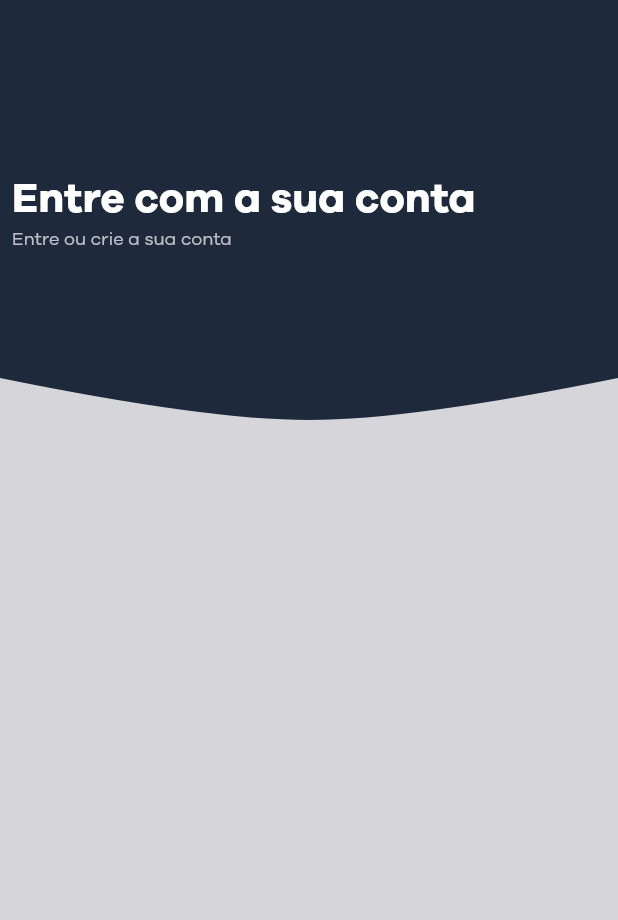
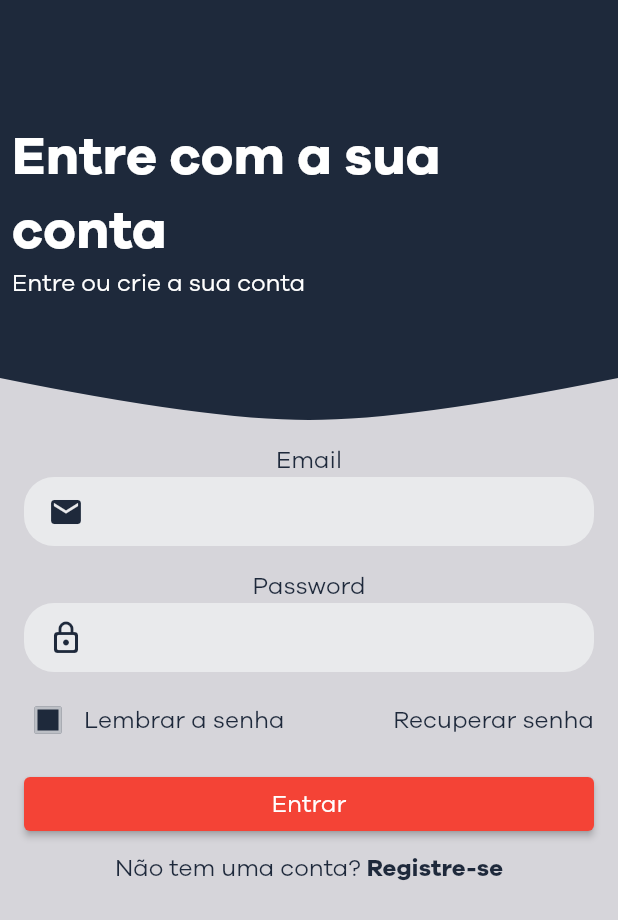
Before and after one commit to JoaoPauloLaurindo/CoreCardApp, a Flutter app: the screen it shows after launch, on a phone screen of 412 x 824 dp. Shown: the top 920 px of the screen. Run offline on Flutter 3.47's test engine with Material 2 defaults, Android fonts, the phone set to English and light mode, and no system bars.

Commit message:
Formulário do login

```diff
--- /dev/null
+++ b/lib/screens/login/components/form_login_component.dart
@@ -0,0 +1,101 @@
+import 'package:corecard/themes/theme_colors.dart';
+import 'package:corecard/widgets/forms/inputs/text_input.dart';
+import 'package:flutter/material.dart';
+
+class FormLogin extends StatefulWidget {
+  const FormLogin({super.key});
+
+  @override
+  State<FormLogin> createState() => _FormLoginState();
+}
+
+class _FormLoginState extends State<FormLogin> {
+  bool rememberPassword = false;
+
+  @override
+  Widget build(BuildContext context) {
+    return Padding(
+      padding: const EdgeInsets.all(8.0),
+      child: Column(
+        children: [
+          const TextInput(
+            labelText: "Email",
+            keyboard: TextInputType.emailAddress,
+            icon: Icons.email,
+          ),
+          const TextInput(
+            labelText: "Password",
+            isPassword: true,
+            icon: Icons.lock_outline_rounded,
+          ),
+          Row(
+            mainAxisAlignment: MainAxisAlignment.spaceBetween,
+            children: [
+              Row(
+                children: [
+                  Checkbox(
+                    value: rememberPassword,
+                    checkColor: ThemeColors.inputTextColor,
+                    fillColor: MaterialStateProperty.resolveWith<Color>(
+                        (Set<MaterialState> states) {
+                      if (states.contains(MaterialState.disabled)) {
+                        return ThemeColors.secundaryColor;
+                      }
+                      return ThemeColors.secundaryColor;
+                    }),
+                    onChanged: (bool? value) {
+                      setState(() => rememberPassword = value!);
+                    },
+                  ),
+                  const Text(
+                    'Lembrar a senha',
+                    style: TextStyle(
+                      color: ThemeColors.secundaryColor,
+                    ),
+                  ),
+                ],
+              ),
+              const Padding(
+                padding: EdgeInsets.only(right: 8.0),
+                child: Text(
+                  'Recuperar senha',
+                  style: TextStyle(
+                    color: ThemeColors.secundaryColor,
+                  ),
+                ),
+              ),
+            ],
+          ),
+          Padding(
+            padding: const EdgeInsets.all(8.0),
+            child: Container(
+              width: double.infinity,
+              child: ElevatedButton(
+                  onPressed: () {},
+                  child: Text(
+                    'Entrar',
+                    style: Theme.of(context).textTheme.bodyMedium,
+                  )),
+            ),
+          ),
+          const Row(
+            mainAxisAlignment: MainAxisAlignment.center,
+            children: [
+              Text(
+                'Não tem uma conta? ',
+                style: TextStyle(color: ThemeColors.secundaryColor),
+              ),
+              Text(
+                'Registre-se',
+                style: TextStyle(
+                  color: ThemeColors.secundaryColor,
+                  fontWeight: FontWeight.bold,
+                ),
+              )
+            ],
+          ),
+        ],
+      ),
+    );
+  }
+}
--- a/lib/screens/login/components/header_component.dart
+++ b/lib/screens/login/components/header_component.dart
@@ -1,5 +1,6 @@
 import 'package:corecard/themes/theme_colors.dart';
 import 'package:corecard/widgets/customClipper/custom_clipper_background.dart';
+import 'package:corecard/widgets/forms/inputs/text_input.dart';
 import 'package:flutter/material.dart';
 
 class HeaderLogin extends StatelessWidget {
@@ -27,7 +28,7 @@ class HeaderLogin extends StatelessWidget {
                   ),
                   Text(
                     'Entre ou crie a sua conta',
-                    style: Theme.of(context).textTheme.bodySmall,
+                    style: Theme.of(context).textTheme.bodyMedium,
                   ),
                 ],
               ),
--- a/lib/screens/login/login_screen.dart
+++ b/lib/screens/login/login_screen.dart
@@ -1,3 +1,4 @@
+import 'package:corecard/screens/login/components/form_login_component.dart';
 import 'package:corecard/screens/login/components/header_component.dart';
 import 'package:corecard/themes/theme_colors.dart';
 import 'package:flutter/material.dart';
@@ -13,6 +14,7 @@ class Login extends StatelessWidget {
         crossAxisAlignment: CrossAxisAlignment.center,
         children: <Widget>[
           HeaderLogin(),
+          FormLogin(),
         ],
       ),
     );
--- a/lib/themes/core_theme.dart
+++ b/lib/themes/core_theme.dart
@@ -11,11 +11,11 @@ ThemeData CoreTheme = ThemeData(
       fontSize: 16,
     ),
     bodyLarge: TextStyle(
-      fontSize: 28,
+      fontSize: 36,
       fontWeight: FontWeight.bold,
     ),
     titleMedium: TextStyle(
-      fontSize: 20,
+      fontSize: 24,
       fontWeight: FontWeight.normal,
     ),
   ),
--- a/lib/themes/theme_colors.dart
+++ b/lib/themes/theme_colors.dart
@@ -5,4 +5,5 @@ class ThemeColors {
   static const Color secundaryColor = Color.fromRGBO(30, 41, 59, 1.0);
   static const Color backgroundColor = Color.fromRGBO(214, 213, 218, 1.0);
   static const Color inputTextColor = Color.fromRGBO(233, 234, 236, 1.0);
+  static const MaterialColor checkboxColor = Colors.grey;
 }
--- /dev/null
+++ b/lib/widgets/forms/inputs/text_input.dart
@@ -0,0 +1,61 @@
+import 'package:corecard/themes/theme_colors.dart';
+import 'package:flutter/material.dart';
+
+class TextInput extends StatelessWidget {
+  final String labelText;
+  final bool isPassword;
+  final TextInputType keyboard;
+  final IconData icon;
+  const TextInput(
+      {required this.labelText,
+      this.isPassword = false,
+      this.keyboard = TextInputType.none,
+      this.icon = Icons.email_rounded,
+      super.key});
+
+  @override
+  Widget build(BuildContext context) {
+    return Padding(
+      padding: const EdgeInsets.all(8.0),
+      child: Column(
+        crossAxisAlignment: CrossAxisAlignment.center,
+        mainAxisAlignment: MainAxisAlignment.center,
+        children: [
+          Text(
+            labelText,
+            style: TextStyle(
+              color: ThemeColors.secundaryColor,
+            ),
+          ),
+          Container(
+            decoration: const BoxDecoration(
+              borderRadius: BorderRadius.all(Radius.circular(20)),
+              color: ThemeColors.inputTextColor,
+            ),
+            child: Padding(
+              padding: const EdgeInsets.fromLTRB(16, 8, 16, 8),
+              child: SizedBox(
+                height: 30,
+                child: TextFormField(
+                  keyboardType: keyboard,
+                  obscureText: isPassword,
+                  style: const TextStyle(
+                    fontSize: 14,
+                    color: ThemeColors.secundaryColor,
+                  ),
+                  decoration: InputDecoration(
+                    focusedBorder: InputBorder.none,
+                    enabledBorder: InputBorder.none,
+                    border: const UnderlineInputBorder(),
+                    icon: Icon(icon),
+                    iconColor: ThemeColors.secundaryColor,
+                  ),
+                ),
+              ),
+            ),
+          ),
+        ],
+      ),
+    );
+  }
+}
```
